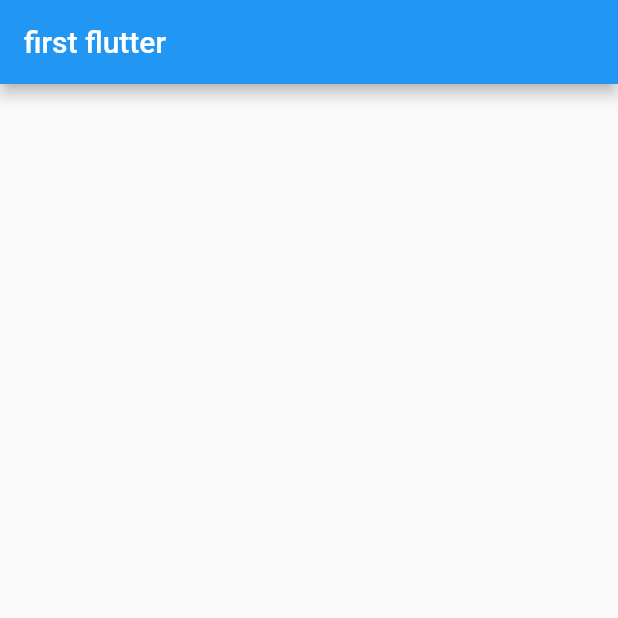
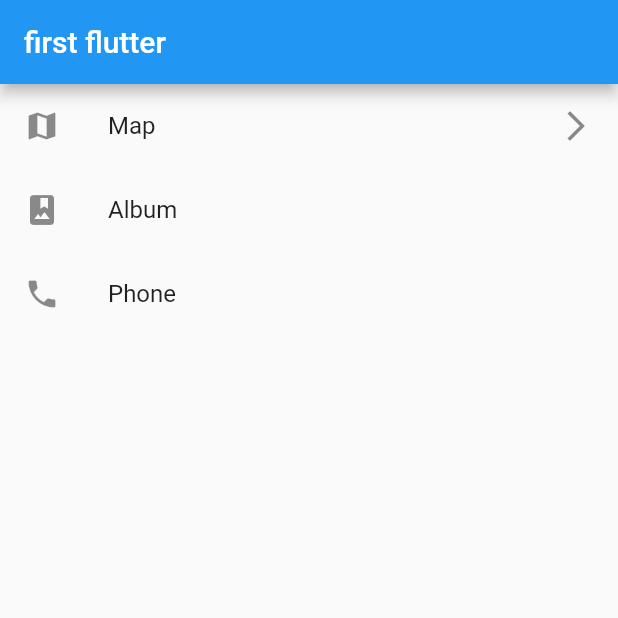
Before and after one commit to 11miyassie/first_flutter_app, a Flutter app: the screen it shows after launch, on a phone screen of 412 x 824 dp, the top half of it. Run offline on Flutter 3.47's test engine with Material 2 defaults, Android fonts, the phone set to English and light mode, and no system bars.

Commit message:
ListView onTap

```diff
--- a/lib/main.dart
+++ b/lib/main.dart
@@ -38,7 +38,29 @@ class _MyHomePageState extends State<MyHomePage> {
       ),
       body: Container(
         width: double.infinity,
-        child: Container(),
+        child: ListView(
+          children: <Widget>[
+            ListTile(
+              leading: Icon(Icons.map),
+              title: Text('Map'),
+              trailing: Icon(Icons.arrow_forward_ios),
+              onTap: (){
+                Navigator.push(
+                  context,
+                  MaterialPageRoute(builder: (context) => NextPage('次にきた')),
+                );
+              },
+            ),
+            ListTile(
+              leading: Icon(Icons.photo_album),
+              title: Text('Album'),
+            ),
+            ListTile(
+              leading: Icon(Icons.phone),
+              title: Text('Phone'),
+            ),
+          ],
+        ),
       ),
     );
   }
```
Also changed, not shown: 1 other file.
